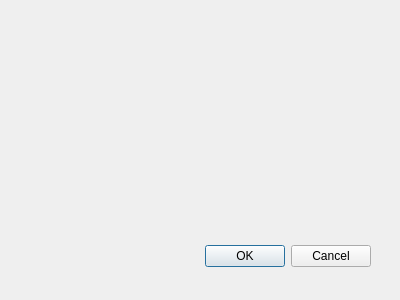
thomelect/lampeDimmer, file lampeDimmer_GUI/setupinterface.ui: the form before one commit.
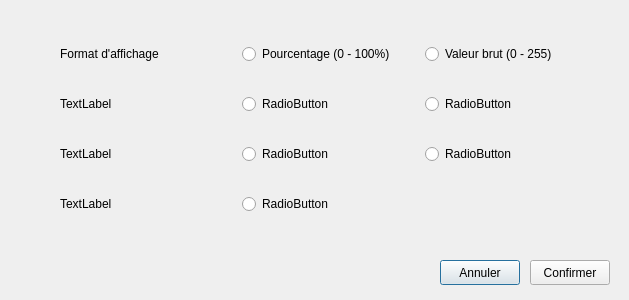
The form after the commit.

Commit message: + Ajout d'items dans la fenêtre setupInterface. + Ajout de structures pour les différents états des radio buttons.

Diff of the .ui file:
```diff
--- a/lampeDimmer_GUI/setupinterface.ui
+++ b/lampeDimmer_GUI/setupinterface.ui
@@ -8,27 +8,135 @@
    <rect>
     <x>0</x>
     <y>0</y>
-    <width>400</width>
+    <width>629</width>
     <height>300</height>
    </rect>
   </property>
   <property name="windowTitle">
    <string>Dialog</string>
   </property>
-  <widget class="QDialogButtonBox" name="buttonBox">
+  <widget class="QWidget" name="layoutWidget">
    <property name="geometry">
     <rect>
-     <x>30</x>
-     <y>240</y>
-     <width>341</width>
-     <height>32</height>
+     <x>60</x>
+     <y>20</y>
+     <width>541</width>
+     <height>221</height>
     </rect>
    </property>
-   <property name="orientation">
-    <enum>Qt::Horizontal</enum>
+   <layout class="QGridLayout" name="gridLayout">
+    <item row="1" column="1">
+     <widget class="QRadioButton" name="radioButton_3">
+      <property name="text">
+       <string>RadioButton</string>
+      </property>
+     </widget>
+    </item>
+    <item row="2" column="2">
+     <widget class="QRadioButton" name="radioButton_6">
+      <property name="text">
+       <string>RadioButton</string>
+      </property>
+     </widget>
+    </item>
+    <item row="3" column="1">
+     <widget class="QRadioButton" name="radioButton_7">
+      <property name="text">
+       <string>RadioButton</string>
+      </property>
+     </widget>
+    </item>
+    <item row="0" column="2">
+     <widget class="QRadioButton" name="rbBrut">
+      <property name="text">
+       <string>Valeur brut (0 - 255)</string>
+      </property>
+     </widget>
+    </item>
+    <item row="0" column="1">
+     <widget class="QRadioButton" name="rbPourcentage">
+      <property name="text">
+       <string>Pourcentage (0 - 100%)</string>
+      </property>
+     </widget>
+    </item>
+    <item row="1" column="2">
+     <widget class="QRadioButton" name="radioButton_4">
+      <property name="text">
+       <string>RadioButton</string>
+      </property>
+     </widget>
+    </item>
+    <item row="2" column="1">
+     <widget class="QRadioButton" name="radioButton_5">
+      <property name="minimumSize">
+       <size>
+        <width>89</width>
+        <height>0</height>
+       </size>
+      </property>
+      <property name="text">
+       <string>RadioButton</string>
+      </property>
+     </widget>
+    </item>
+    <item row="0" column="0">
+     <widget class="QLabel" name="label">
+      <property name="text">
+       <string>Format d'affichage</string>
+      </property>
+      <property name="alignment">
+       <set>Qt::AlignLeading|Qt::AlignLeft|Qt::AlignVCenter</set>
+      </property>
+     </widget>
+    </item>
+    <item row="1" column="0">
+     <widget class="QLabel" name="label_2">
+      <property name="text">
+       <string>TextLabel</string>
+      </property>
+     </widget>
+    </item>
+    <item row="2" column="0">
+     <widget class="QLabel" name="label_3">
+      <property name="text">
+       <string>TextLabel</string>
+      </property>
+     </widget>
+    </item>
+    <item row="3" column="0">
+     <widget class="QLabel" name="label_4">
+      <property name="text">
+       <string>TextLabel</string>
+      </property>
+     </widget>
+    </item>
+   </layout>
+  </widget>
+  <widget class="QPushButton" name="btAnnuler">
+   <property name="geometry">
+    <rect>
+     <x>440</x>
+     <y>260</y>
+     <width>80</width>
+     <height>25</height>
+    </rect>
    </property>
-   <property name="standardButtons">
-    <set>QDialogButtonBox::Cancel|QDialogButtonBox::Ok</set>
+   <property name="text">
+    <string>Annuler</string>
+   </property>
+  </widget>
+  <widget class="QPushButton" name="btOk">
+   <property name="geometry">
+    <rect>
+     <x>530</x>
+     <y>260</y>
+     <width>80</width>
+     <height>25</height>
+    </rect>
+   </property>
+   <property name="text">
+    <string>Confirmer</string>
    </property>
   </widget>
  </widget>
```
Left out of the diff: 44 changed lines with no effect on the pictures. The commit also changes 5 other files.
